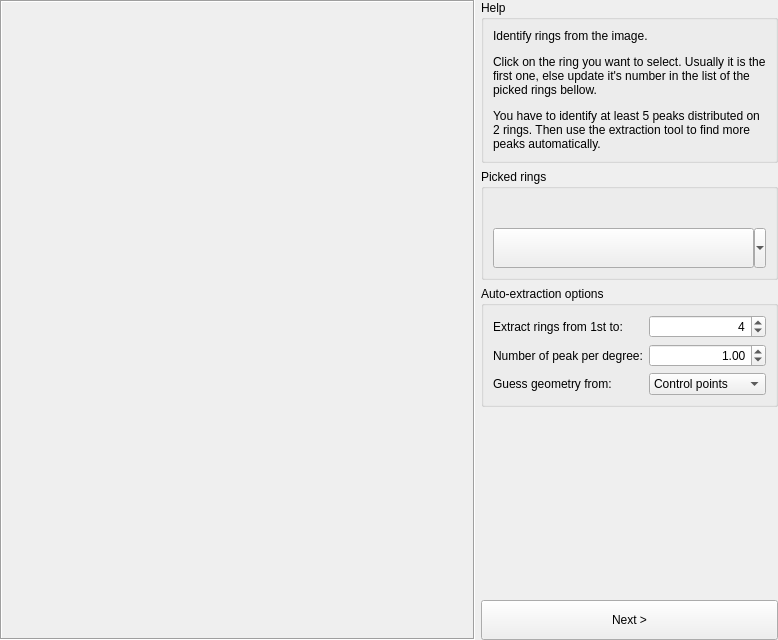
This is pyFAI/resources/gui/calibration-peakpicking.ui in silx-kit/pyFAI as Qt 5 draws it before an edit. The edited form follows.
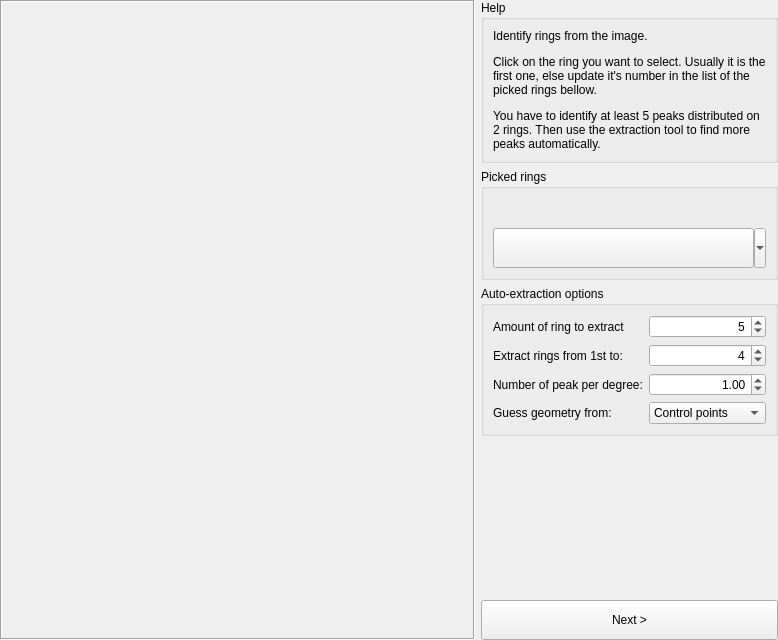
This is the edited form. Custom widgets are drawn as their Qt base class.

Commit message: Add a tool to extract more rings

Patch:
```diff
--- a/pyFAI/resources/gui/calibration-peakpicking.ui
+++ b/pyFAI/resources/gui/calibration-peakpicking.ui
@@ -180,6 +180,32 @@
            </property>
           </widget>
          </item>
+         <item row="0" column="0">
+          <widget class="QLabel" name="_moreRingToExtractTitle">
+           <property name="text">
+            <string>Amount of ring to extract</string>
+           </property>
+           <property name="buddy">
+            <cstring>_maxRingToExtract</cstring>
+           </property>
+          </widget>
+         </item>
+         <item row="0" column="1" colspan="2">
+          <widget class="QSpinBox" name="_moreRingToExtract">
+           <property name="alignment">
+            <set>Qt::AlignRight|Qt::AlignTrailing|Qt::AlignVCenter</set>
+           </property>
+           <property name="minimum">
+            <number>1</number>
+           </property>
+           <property name="maximum">
+            <number>999</number>
+           </property>
+           <property name="value">
+            <number>5</number>
+           </property>
+          </widget>
+         </item>
         </layout>
        </widget>
       </item>
```
Left out of the diff: 2 changed lines with no effect on the pictures. The commit also changes 1 other file.
